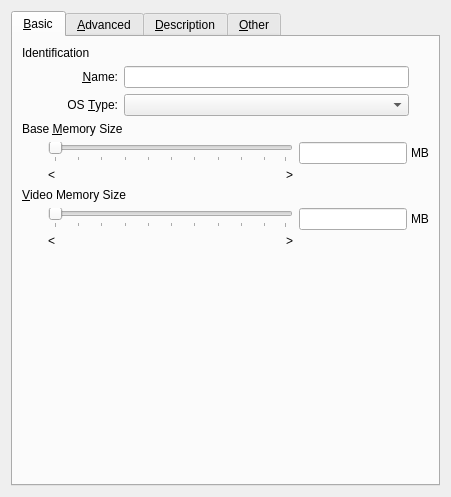
The window that vbox/src/VBox/Frontends/VirtualBox4/ui/VBoxVMSettingsGeneral.ui (jljuxgm/vboxgit) describes before a commit, drawn with Qt 5.
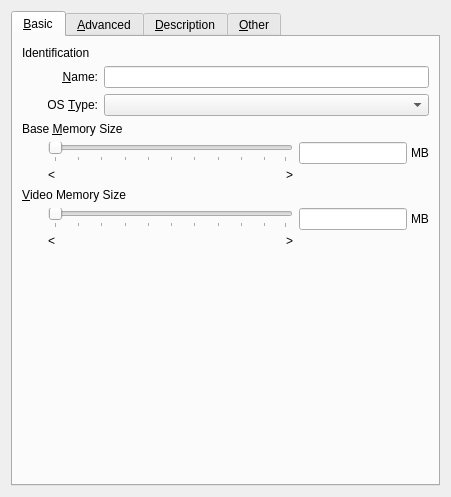
The same window after the commit. Custom widgets are drawn as their Qt base class.

Commit message:
commit_11647 ------------------------------------------------------------------------ r11647 | vboxsync | 2008-08-26 17:29:50 +0800 (Tue, 26 Aug 2008) | 2 lines
FE/Qt4: little layout fix

------------------------------------------------------------------------

```diff
--- a/vbox/src/VBox/Frontends/VirtualBox4/ui/VBoxVMSettingsGeneral.ui
+++ b/vbox/src/VBox/Frontends/VirtualBox4/ui/VBoxVMSettingsGeneral.ui
@@ -68,14 +68,7 @@
        </item>
        <item row="1" column="1" >
         <layout class="QGridLayout" >
-         <item row="0" column="2" >
-          <widget class="QLineEdit" name="mLeName" >
-           <property name="whatsThis" >
-            <string>Displays the name of the virtual machine.</string>
-           </property>
-          </widget>
-         </item>
-         <item row="0" column="1" >
+         <item row="0" column="0" >
           <widget class="QLabel" name="mLbName" >
            <property name="text" >
             <string>&amp;Name:</string>
@@ -88,7 +81,27 @@
            </property>
           </widget>
          </item>
-         <item row="1" column="2" >
+         <item row="0" column="1" >
+          <widget class="QLineEdit" name="mLeName" >
+           <property name="whatsThis" >
+            <string>Displays the name of the virtual machine.</string>
+           </property>
+          </widget>
+         </item>
+         <item row="1" column="0" >
+          <widget class="QLabel" name="mLbOsType" >
+           <property name="text" >
+            <string>OS &amp;Type:</string>
+           </property>
+           <property name="alignment" >
+            <set>Qt::AlignRight|Qt::AlignTrailing|Qt::AlignVCenter</set>
+           </property>
+           <property name="buddy" >
+            <cstring>mCbOsType</cstring>
+           </property>
+          </widget>
+         </item>
+         <item row="1" column="1" >
           <widget class="QComboBox" name="mCbOsType" >
            <property name="focusPolicy" >
             <enum>Qt::StrongFocus</enum>
@@ -98,51 +111,6 @@
            </property>
           </widget>
          </item>
-         <item row="1" column="1" >
-          <widget class="QLabel" name="mLbOsType" >
-           <property name="text" >
-            <string>OS &amp;Type:</string>
-           </property>
-           <property name="alignment" >
-            <set>Qt::AlignRight|Qt::AlignTrailing|Qt::AlignVCenter</set>
-           </property>
-           <property name="buddy" >
-            <cstring>mCbOsType</cstring>
-           </property>
-          </widget>
-         </item>
-         <item row="0" column="0" >
-          <spacer>
-           <property name="orientation" >
-            <enum>Qt::Horizontal</enum>
-           </property>
-           <property name="sizeType" >
-            <enum>QSizePolicy::Fixed</enum>
-           </property>
-           <property name="sizeHint" >
-            <size>
-             <width>20</width>
-             <height>20</height>
-            </size>
-           </property>
-          </spacer>
-         </item>
-         <item row="0" column="3" >
-          <spacer>
-           <property name="orientation" >
-            <enum>Qt::Horizontal</enum>
-           </property>
-           <property name="sizeType" >
-            <enum>QSizePolicy::Fixed</enum>
-           </property>
-           <property name="sizeHint" >
-            <size>
-             <width>20</width>
-             <height>20</height>
-            </size>
-           </property>
-          </spacer>
-         </item>
         </layout>
        </item>
        <item row="2" column="0" colspan="2" >
```
